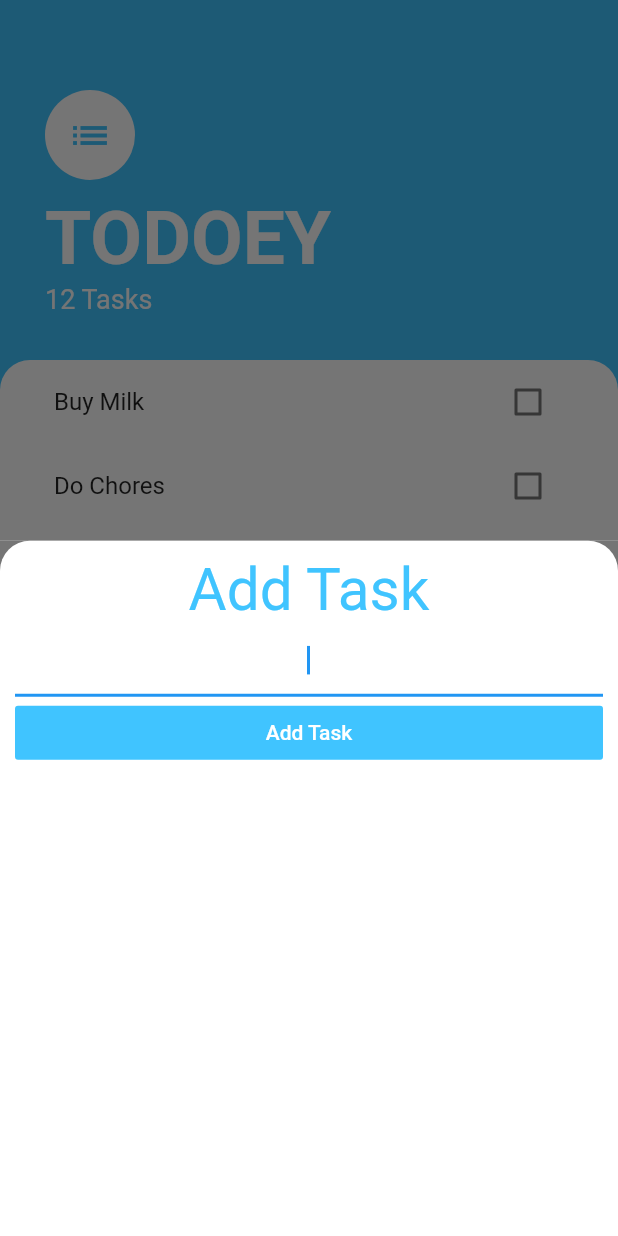
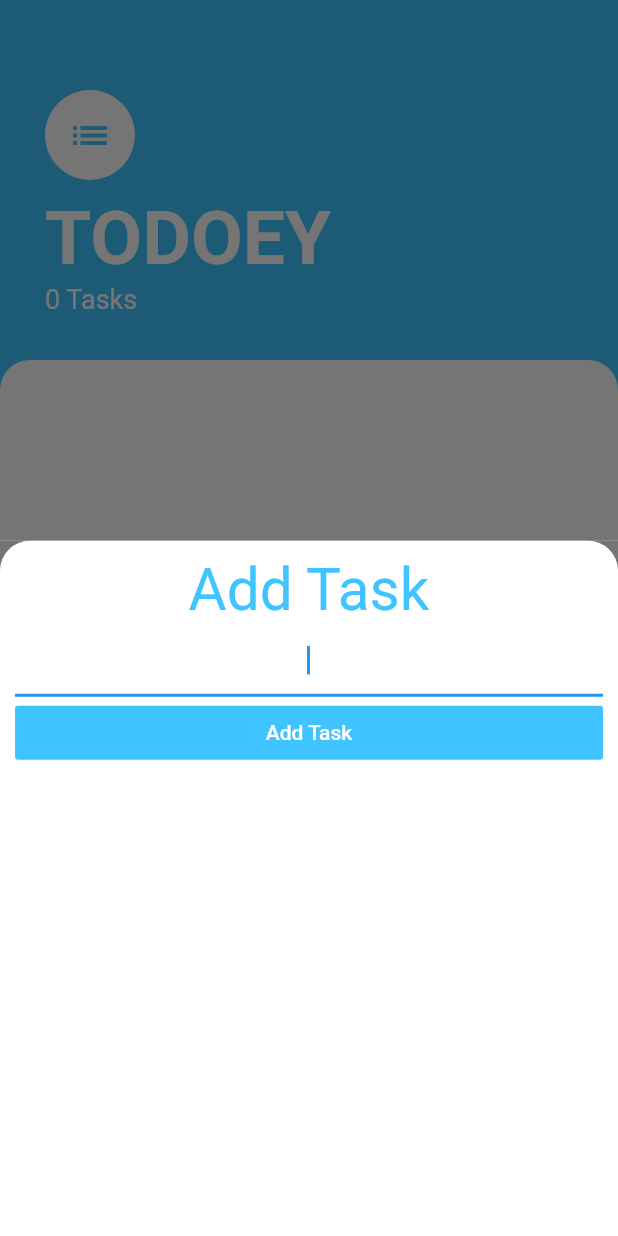
Before and after one commit to mohammedaminA/flutter-day-11, a Flutter app: the screen it shows after launch, after a tap on the "add" icon, on a phone screen of 412 x 824 dp. Run offline on Flutter 3.47's test engine with Material 2 defaults, Android fonts, the phone set to English and light mode, and no system bars.

```diff
--- a/lib/screens/add_task_screen.dart
+++ b/lib/screens/add_task_screen.dart
@@ -1,8 +1,12 @@
 import 'package:flutter/material.dart';
 
 class AddTaskScreen extends StatelessWidget {
+
+  final Function addTaskCallBack;
+  AddTaskScreen(this.addTaskCallBack);
   @override
   Widget build(BuildContext context) {
+    String newTaskTitle;
     return Container(
       color: Color(0xff757575),
       child: Container(
@@ -26,6 +30,9 @@ class AddTaskScreen extends StatelessWidget {
             TextField(
               textAlign: TextAlign.center,
               autofocus: true,
+              onChanged: (newText) {
+                newTaskTitle = newText;
+              },
             ),
             FlatButton(
                 child: Text(
@@ -34,7 +41,7 @@ class AddTaskScreen extends StatelessWidget {
                 ),
                 color: Colors.lightBlueAccent,
                 onPressed: () {
-                  //Add Some Functionality
+                  addTaskCallBack(newTaskTitle);
                 })
           ],
         ),
--- a/lib/screens/task_screen.dart
+++ b/lib/screens/task_screen.dart
@@ -5,16 +5,14 @@ import 'package:todoey/widgets/tasks_list.dart';
 import 'package:todoey/models/tasks.dart';
 
 class TaskScreen extends StatefulWidget {
+
+
   @override
   _TaskScreenState createState() => _TaskScreenState();
 }
 
 class _TaskScreenState extends State<TaskScreen> {
   List<Task> tasks = [
-    Task(name: 'Buy Milk'),
-    Task(name: 'Do Chores'),
-    Task(name: 'Buy Eggs'),
-    Task(name: 'Code the app')
   ];
 
   @override
@@ -24,7 +22,13 @@ class _TaskScreenState extends State<TaskScreen> {
         backgroundColor: Colors.lightBlueAccent,
         child: Icon(Icons.add),
         onPressed: () {
-          showModalBottomSheet(context: context, builder: (context) => AddTaskScreen());
+          showModalBottomSheet(context: context, builder: (context) =>
+              AddTaskScreen((newTaskTitle) {
+                setState(() {
+                  tasks.add(Task(name:newTaskTitle));
+                });
+                Navigator.pop(context);
+              }));
         },
       ),
       backgroundColor: Colors.lightBlueAccent,
@@ -57,7 +61,7 @@ class _TaskScreenState extends State<TaskScreen> {
                       fontSize: 50),
                 ),
                 Text(
-                  '12 Tasks',
+                  '${tasks.length} Tasks',
                   style: TextStyle(color: Colors.white, fontSize: 18),
                 ),
               ],
```
